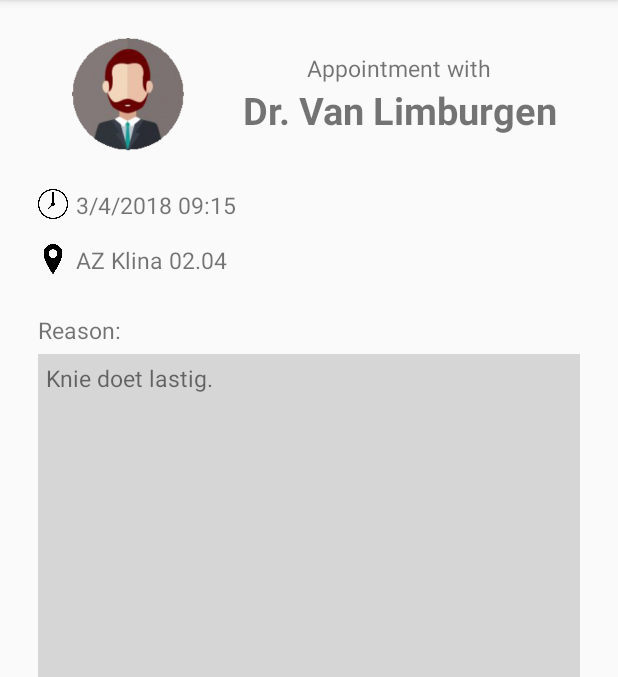
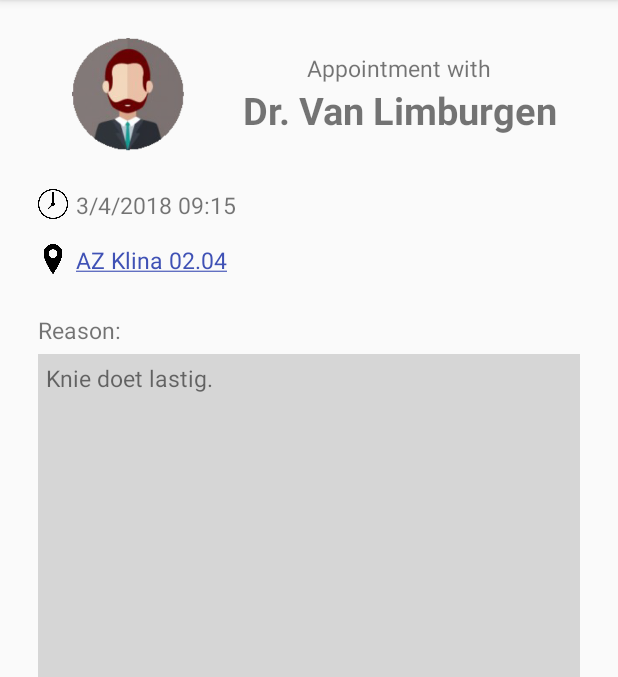
Before and after one commit to VermeylenBart/AfsprakenVermeylen, an Android app: the DetailActivity screen opened directly, with no data from a screen before it, on a phone screen of 412 x 824 dp, the part 84-761 px from its top. Run offline under Robolectric (Android 15) with nearby library versions, the phone set to English and light mode, and no system bars.

Commit message:
LocationLink changed
Using the location link changed a bit

```diff
--- a/app/src/main/java/be/eaict/afsprakenvermeylen/DetailActivity.java
+++ b/app/src/main/java/be/eaict/afsprakenvermeylen/DetailActivity.java
@@ -4,8 +4,10 @@ import android.content.Intent;
 import android.net.Uri;
 import android.support.v7.app.AppCompatActivity;
 import android.os.Bundle;
+import android.text.Html;
 import android.view.View;
 import android.widget.ImageView;
+import android.widget.LinearLayout;
 import android.widget.TextView;
 
 import java.util.List;
@@ -29,9 +31,11 @@ public class DetailActivity extends AppCompatActivity {
         textTime.setText(appointments.get(Position).getFormatedTIme("d/M/yyyy HH:mm"));
 
         TextView textLocation = (TextView) findViewById(R.id.textLocation);
-        textLocation.setText(appointments.get(Position).getLocation());
+        textLocation.setText(Html.fromHtml(("<u>" + appointments.get(Position).getLocation() + "</u>").toString()));
 
-        textLocation.setOnClickListener(new View.OnClickListener() {
+        LinearLayout linkLocation = (LinearLayout) findViewById(R.id.LocationLink);
+
+        linkLocation.setOnClickListener(new View.OnClickListener() {
             @Override
             public void onClick(View view) {
                 Uri gmmIntentUri = Uri.parse("geo:0,0?q=" + (appointments.get(Position).getLocation()).replaceAll("[0-9.]", ""));
--- a/app/src/main/res/layout/activity_detail.xml
+++ b/app/src/main/res/layout/activity_detail.xml
@@ -75,10 +75,11 @@
     </LinearLayout>
 
     <LinearLayout
-        android:layout_width="match_parent"
+        android:layout_width="wrap_content"
         android:layout_height="wrap_content"
         android:orientation="horizontal"
-        android:layout_marginTop="15dp">
+        android:layout_marginTop="15dp"
+        android:id="@+id/LocationLink">
 
         <ImageView
             android:layout_width="20dp"
@@ -88,9 +89,10 @@
 
         <TextView
             android:id="@+id/textLocation"
-            android:layout_width="match_parent"
+            android:layout_width="wrap_content"
             android:layout_height="wrap_content"
-            android:textSize="15dp"/>
+            android:textSize="15dp"
+            android:textColor="@color/colorPrimary"/>
     </LinearLayout>
 
 
```
